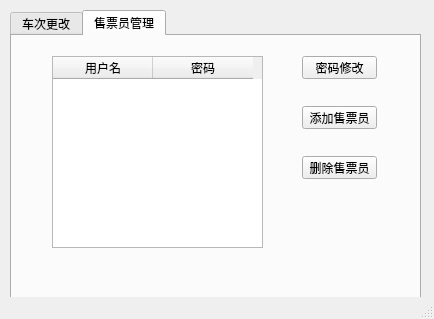
Old version of the form Client/Administrator/Administrator/mainwindow.ui in the repository ticketgroup/qichedinggpiao.
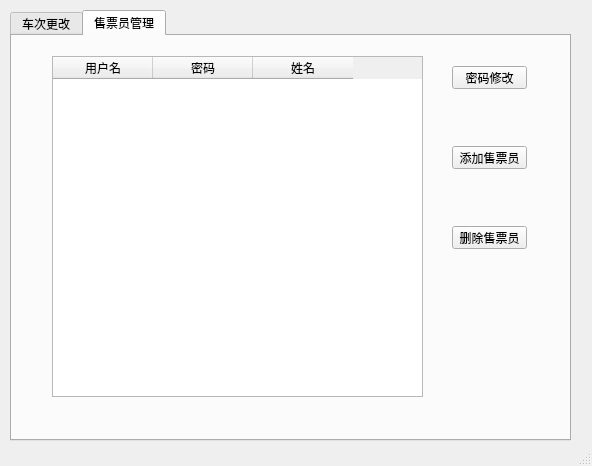
New version of the form. The open tabs and pages were chosen to show the change.

The edit to the form file:
```diff
--- a/Client/Administrator/Administrator/mainwindow.ui
+++ b/Client/Administrator/Administrator/mainwindow.ui
@@ -6,8 +6,8 @@
    <rect>
     <x>0</x>
     <y>0</y>
-    <width>434</width>
-    <height>319</height>
+    <width>592</width>
+    <height>466</height>
    </rect>
   </property>
   <property name="windowTitle">
@@ -19,8 +19,8 @@
      <rect>
       <x>10</x>
       <y>10</y>
-      <width>411</width>
-      <height>291</height>
+      <width>561</width>
+      <height>431</height>
      </rect>
     </property>
     <property name="whatsThis">
@@ -282,8 +282,8 @@
        <rect>
         <x>40</x>
         <y>20</y>
-        <width>211</width>
-        <height>192</height>
+        <width>371</width>
+        <height>341</height>
        </rect>
       </property>
       <column>
@@ -296,12 +296,17 @@
         <string>密码</string>
        </property>
       </column>
+      <column>
+       <property name="text">
+        <string>姓名</string>
+       </property>
+      </column>
      </widget>
      <widget class="QPushButton" name="pushButton">
       <property name="geometry">
        <rect>
-        <x>290</x>
-        <y>70</y>
+        <x>440</x>
+        <y>110</y>
         <width>75</width>
         <height>23</height>
        </rect>
@@ -313,8 +318,8 @@
      <widget class="QPushButton" name="pushButton_2">
       <property name="geometry">
        <rect>
-        <x>290</x>
-        <y>120</y>
+        <x>440</x>
+        <y>190</y>
         <width>75</width>
         <height>23</height>
        </rect>
@@ -326,8 +331,8 @@
      <widget class="QPushButton" name="pushButton_3">
       <property name="geometry">
        <rect>
-        <x>290</x>
-        <y>20</y>
+        <x>440</x>
+        <y>30</y>
         <width>75</width>
         <height>23</height>
        </rect>
```
Left out of the diff: 8 changed lines with no effect on the pictures.
